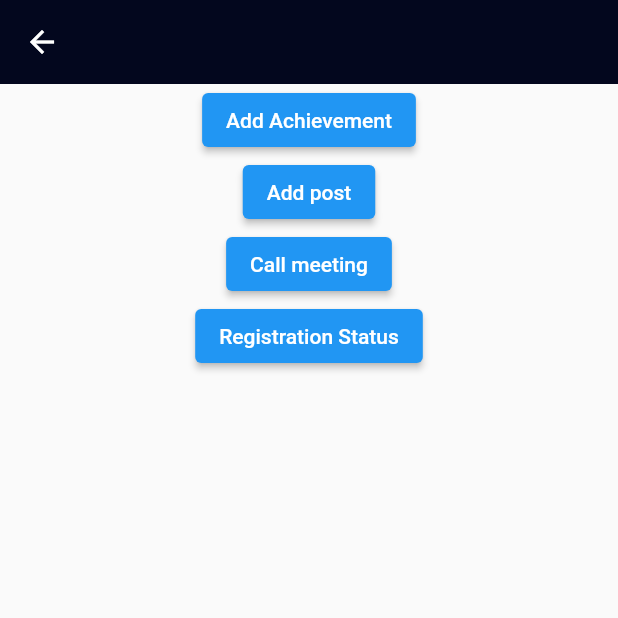
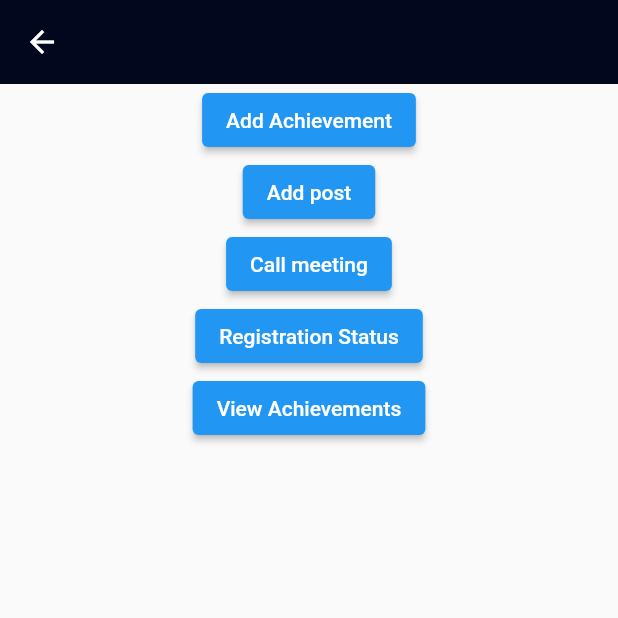
Before and after one commit to vansh132/technozia, a Flutter app: the AdminHome screen opened by its route, on a phone screen of 412 x 824 dp, the top half of it. Run offline on Flutter 3.47's test engine with Material 2 defaults, Android fonts, the light colour scheme and no system bars; our stand-ins replace carousel_slider, dotted_border, file_picker, shared_preferences; missing offline and left inert: cloudinary_public; accounts and stored records are empty.

Commit message:
working on view achievement screen

```diff
--- a/lib/routes.dart
+++ b/lib/routes.dart
@@ -1,6 +1,7 @@
 import 'package:flutter/material.dart';
 import 'package:technozia/main-screens/signup_screen.dart';
-import 'package:technozia/screens/admin-screens/add_achievements_screen.dart';
+import 'package:technozia/screens/admin-screens/achievements/add_achievements_screen.dart';
+import 'package:technozia/screens/admin-screens/achievements/view_achievement.dart';
 import 'package:technozia/screens/admin-screens/home_screen.dart';
 import 'package:technozia/screens/coreteam-screens/home_screen.dart';
 import 'package:technozia/screens/participant-screens/home_screen.dart';
@@ -32,6 +33,11 @@ Route<dynamic> generateRoute(RouteSettings routeSettings) {
         settings: routeSettings,
         builder: (_) => const AddAchievementScreen(),
       );
+    case ViewAchievementScreen.routeName:
+      return MaterialPageRoute(
+        settings: routeSettings,
+        builder: (_) => const ViewAchievementScreen(),
+      );
     default:
       return MaterialPageRoute(
         settings: routeSettings,
--- a/lib/screens/admin-screens/home_screen.dart
+++ b/lib/screens/admin-screens/home_screen.dart
@@ -1,5 +1,6 @@
 import 'package:flutter/material.dart';
-import 'package:technozia/screens/admin-screens/add_achievements_screen.dart';
+import 'package:technozia/screens/admin-screens/achievements/add_achievements_screen.dart';
+import 'package:technozia/screens/admin-screens/achievements/view_achievement.dart';
 
 class AdminHome extends StatelessWidget {
   static const String routeName = '/admin-screen';
@@ -41,6 +42,14 @@ class AdminHome extends StatelessWidget {
                 "Registration Status",
               ),
             ),
+            ElevatedButton(
+              onPressed: () {
+                Navigator.pushNamed(context, ViewAchievementScreen.routeName);
+              },
+              child: const Text(
+                "View Achievements",
+              ),
+            ),
           ],
         ),
       ),
```
Also changed, not shown: lib/screens/admin-screens/achievements/view_achievement.dart (added, +26 -0 lines), lib/screens/admin-screens/achievements/add_achievements_screen.dart (renamed from lib/screens/admin-screens/add_achievements_screen.dart).
